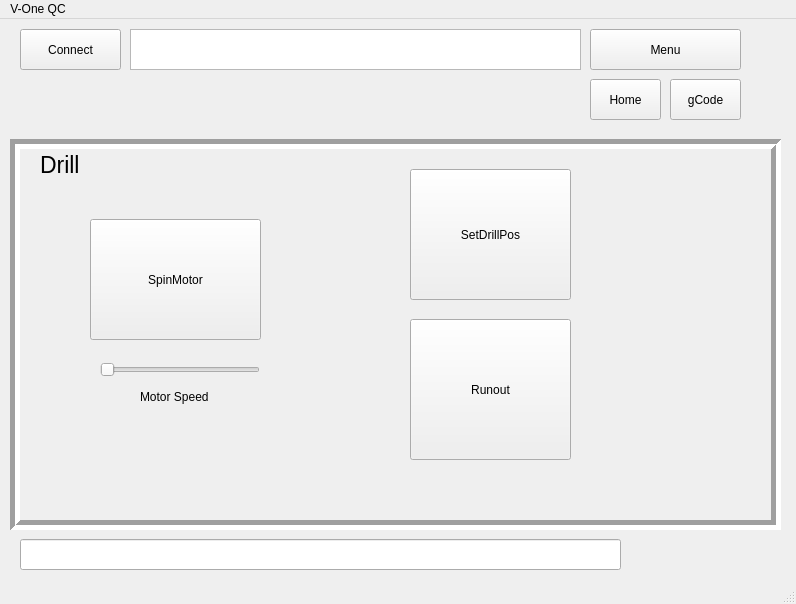
Qt form FT_vone/mainwindow.ui (7ome/Functional-Test) before a commit.
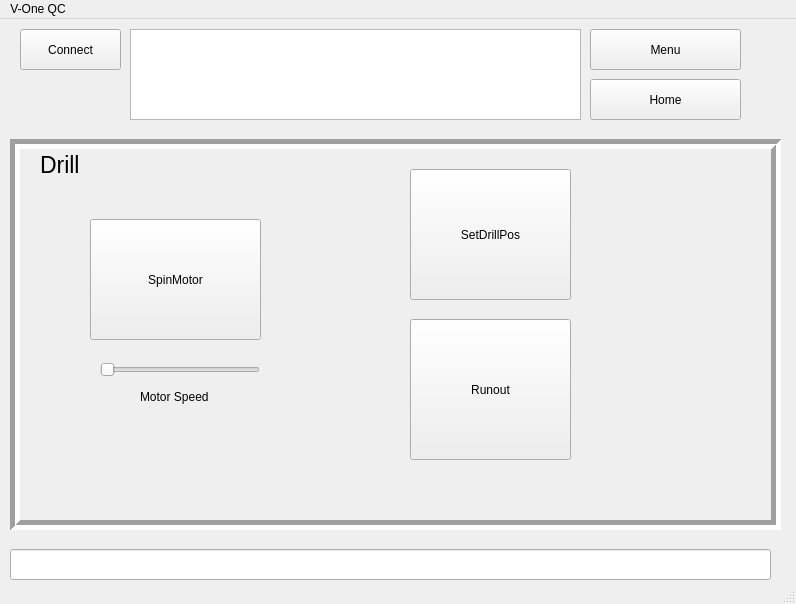
The same form after that commit. The open tabs and pages were chosen to show the change.

```diff
--- a/FT_vone/mainwindow.ui
+++ b/FT_vone/mainwindow.ui
@@ -39,7 +39,7 @@
       <x>130</x>
       <y>10</y>
       <width>451</width>
-      <height>41</height>
+      <height>91</height>
      </rect>
     </property>
    </widget>
@@ -455,25 +455,12 @@
      </widget>
     </widget>
    </widget>
-   <widget class="QPushButton" name="gCodeButton">
-    <property name="geometry">
-     <rect>
-      <x>670</x>
-      <y>60</y>
-      <width>71</width>
-      <height>41</height>
-     </rect>
-    </property>
-    <property name="text">
-     <string>gCode</string>
-    </property>
-   </widget>
    <widget class="QPushButton" name="HomeButton">
     <property name="geometry">
      <rect>
       <x>590</x>
       <y>60</y>
-      <width>71</width>
+      <width>151</width>
       <height>41</height>
      </rect>
     </property>
@@ -484,9 +471,9 @@
    <widget class="QLineEdit" name="gCodeLine">
     <property name="geometry">
      <rect>
-      <x>20</x>
-      <y>520</y>
-      <width>601</width>
+      <x>10</x>
+      <y>530</y>
+      <width>761</width>
       <height>31</height>
      </rect>
     </property>
```
Left out of the diff: 7 changed lines with no effect on the pictures.
